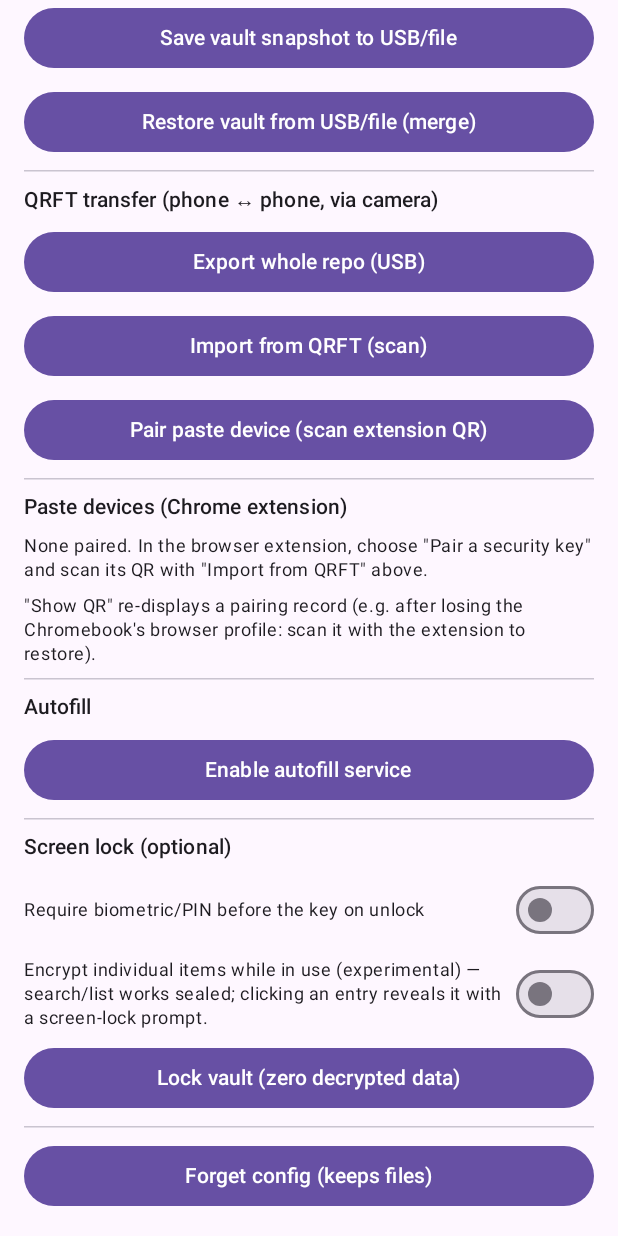
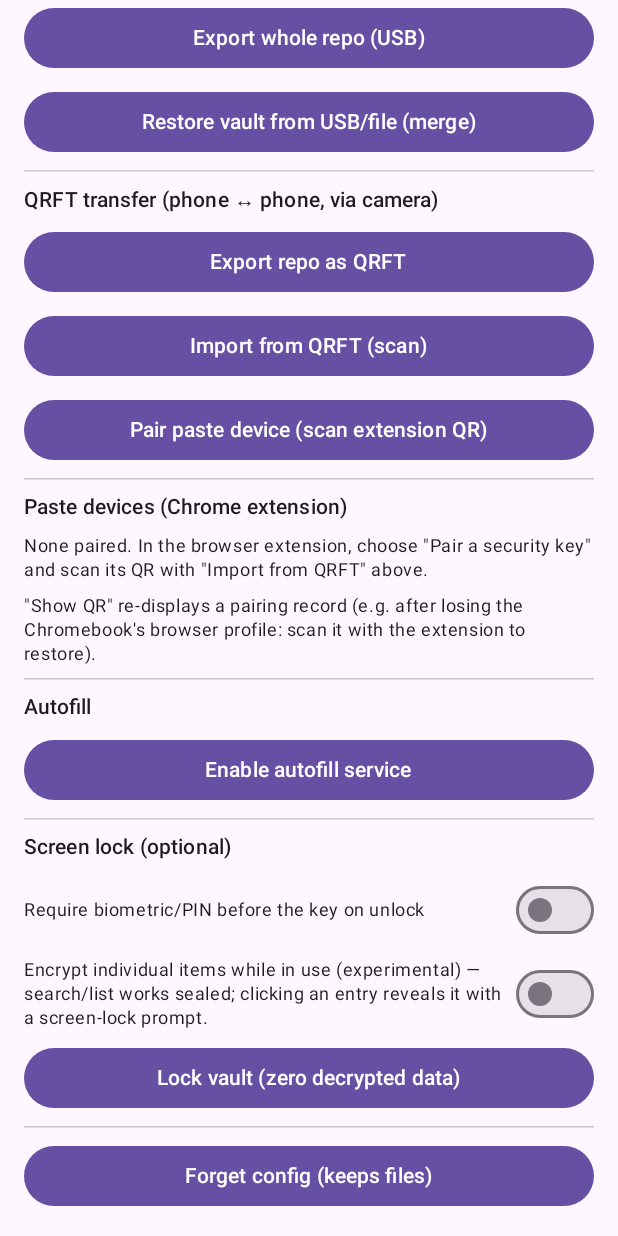
Before and after one commit to chrislengerich/offlinepass, an Android app built with Jetpack Compose: the composable SetupTabScreen called with empty values, scrolled down 1021 dp, on a phone screen of 412 x 824 dp. Run offline under Robolectric (Android 15) with nearby library versions, the phone set to English and light mode, and no system bars; libraries missing offline, so code that uses them is left out: com.jcraft.jsch, com.yubico.yubikit, org.bouncycastle.openpgp, org.eclipse.jgit; 14 statements that could not run were skipped.

Commit message:
the exports = the user's layout: (1) the USB section's vault-snapshot = replaced by 'Export whole repo (USB)' (the git-state clone — the repo export supersedes the snapshot); (2) the QRFT section's misplaced whole-repo = removed; += 'Export repo as QRFT' (the zip → the base64 → the looping QR sender — the size math in the code); (3) the onUsbSave/usbSaveLauncher = removed; 148 tests green

```diff
--- a/android/app/src/main/java/com/offlinepass/app/MainActivity.kt
+++ b/android/app/src/main/java/com/offlinepass/app/MainActivity.kt
@@ -1728,7 +1728,6 @@ class MainActivity : androidx.activity.ComponentActivity() {
                             }
                         }
                     },
-                    onUsbSave = { usbSaveLauncher.launch("offlinepass-vault-rev${VaultSession.currentRev()}.gpg") },
                     onUsbRestore = { usbRestoreLauncher.launch(arrayOf("application/octet-stream")) },
                     onEnableAutofill = { requestAutofillService() },
                     screenLockOn = VaultSession.screenLockOn,
--- a/android/app/src/main/java/com/offlinepass/app/ui/SetupTab.kt
+++ b/android/app/src/main/java/com/offlinepass/app/ui/SetupTab.kt
@@ -21,7 +21,7 @@ fun SetupTabScreen(
     onBack: () -> Unit,
     onTestSync: () -> Unit,
     onResetRepo: () -> Unit,
-    onUsbSave: () -> Unit,
+    onExportRepoQrft: () -> Unit = {},
     onUsbRestore: () -> Unit,
     onEnableAutofill: () -> Unit,
     onForget: () -> Unit,
@@ -359,8 +359,11 @@ fun SetupTabScreen(
         HorizontalDivider()
 
         Text("USB offline copies", style = MaterialTheme.typography.titleSmall)
-        Button(onClick = onUsbSave, enabled = busy == null, modifier = Modifier.fillMaxWidth()) {
-            Text("Save vault snapshot to USB/file")
+        // The USB export = the WHOLE REPO (the git-state clone — the vault
+        // + the keys + the signed history; the repo export supersedes the
+        // vault-snapshot).
+        Button(onClick = onExportBackupZip, enabled = busy == null, modifier = Modifier.fillMaxWidth()) {
+            Text("Export whole repo (USB)")
         }
         Button(onClick = onUsbRestore, enabled = busy == null, modifier = Modifier.fillMaxWidth()) {
             Text("Restore vault from USB/file (merge)")
@@ -368,11 +371,8 @@ fun SetupTabScreen(
         HorizontalDivider()
 
         Text("QRFT transfer (phone ↔ phone, via camera)", style = MaterialTheme.typography.titleSmall)
-        // The USB export = the WHOLE REPO (the git-state clone: the vault +
-        // the keys + the signed history) — the backup/restore. The QRFT =
-        // the picked entries only (the transfer format).
-        Button(onClick = onExportBackupZip, enabled = busy == null, modifier = Modifier.fillMaxWidth()) {
-            Text("Export whole repo (USB)")
+        Button(onClick = onExportRepoQrft, enabled = busy == null, modifier = Modifier.fillMaxWidth()) {
+            Text("Export repo as QRFT")
         }
 
         Button(onClick = onImportQrft, enabled = busy == null, modifier = Modifier.fillMaxWidth()) {
```
